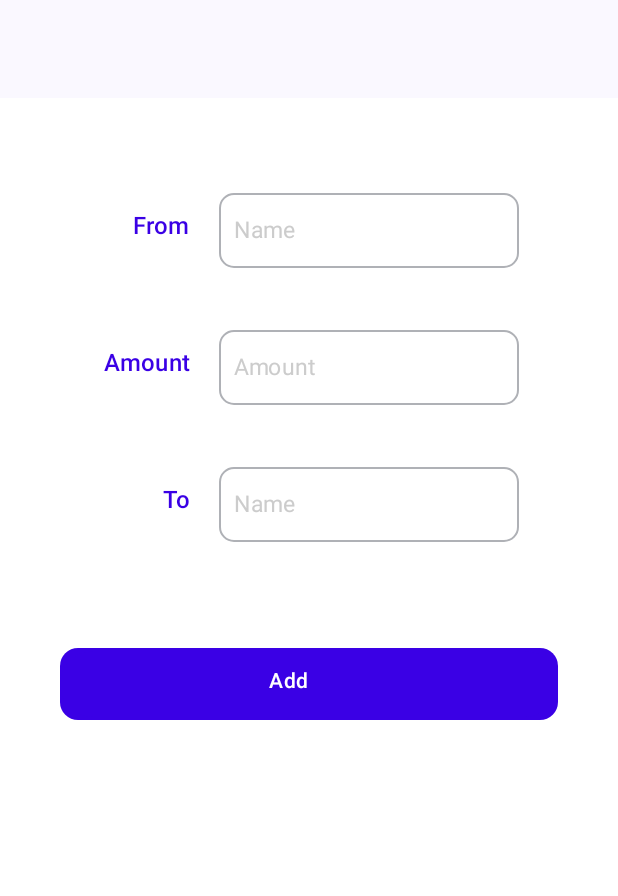
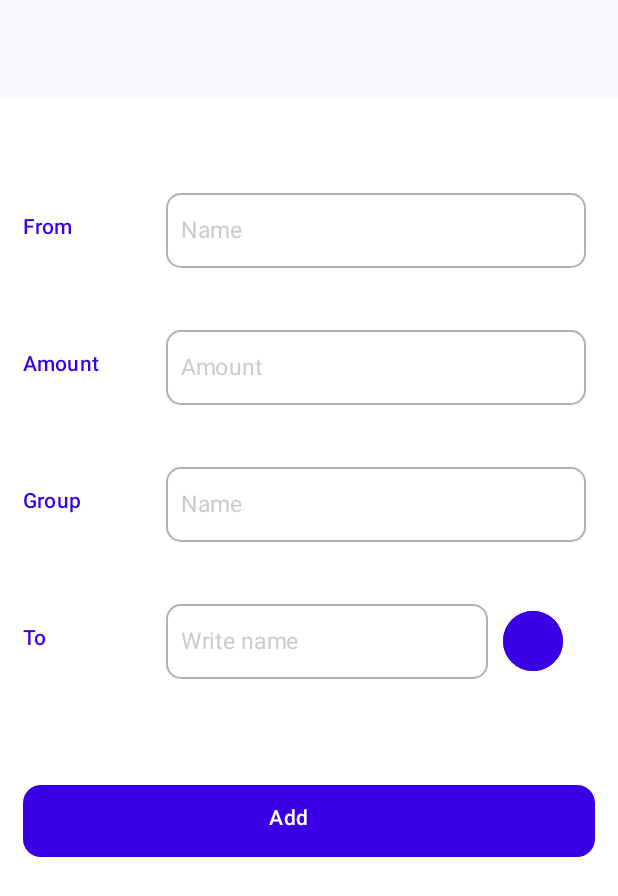
Before and after one commit to saba-ramezani/MyWePay, an Android app built with Jetpack Compose: the composable AddExpenseScreen shown on its own in the app's theme, on a phone screen of 412 x 824 dp. Shown: the top 896 px of the screen. Run offline under Robolectric (Android 15) with nearby library versions, the phone set to English and light mode, and no system bars.

Commit message:
redesigned AddExpenseScreen with new fields (no dropdowns yet)

```diff
--- a/app/src/main/java/com/example/wepay/screens/AddExpenseScreen.kt
+++ b/app/src/main/java/com/example/wepay/screens/AddExpenseScreen.kt
@@ -8,17 +8,24 @@ import androidx.compose.foundation.layout.Box
 import androidx.compose.foundation.layout.Column
 import androidx.compose.foundation.layout.Row
 import androidx.compose.foundation.layout.fillMaxSize
+import androidx.compose.foundation.layout.fillMaxWidth
 import androidx.compose.foundation.layout.height
 import androidx.compose.foundation.layout.padding
+import androidx.compose.foundation.layout.size
 import androidx.compose.foundation.layout.width
+import androidx.compose.foundation.shape.CircleShape
 import androidx.compose.foundation.shape.RoundedCornerShape
 import androidx.compose.foundation.text.BasicTextField
+import androidx.compose.material.icons.Icons
+import androidx.compose.material.icons.filled.Add
+import androidx.compose.material.icons.filled.Delete
+import androidx.compose.material.icons.filled.Person
 import androidx.compose.material3.Button
 import androidx.compose.material3.ButtonDefaults
+import androidx.compose.material3.Icon
 import androidx.compose.material3.Surface
 import androidx.compose.material3.Text
 import androidx.compose.runtime.Composable
-import androidx.compose.runtime.CompositionLocalContext
 import androidx.compose.runtime.getValue
 import androidx.compose.runtime.mutableStateOf
 import androidx.compose.runtime.remember
@@ -26,20 +33,23 @@ import androidx.compose.runtime.setValue
 import androidx.compose.ui.Alignment
 import androidx.compose.ui.Modifier
 import androidx.compose.ui.graphics.Color
+import androidx.compose.ui.graphics.RectangleShape
 import androidx.compose.ui.graphics.SolidColor
 import androidx.compose.ui.text.TextStyle
 import androidx.compose.ui.text.font.FontWeight
 import androidx.compose.ui.text.style.TextAlign
+import androidx.compose.ui.tooling.preview.Preview
 import androidx.compose.ui.unit.dp
 import androidx.compose.ui.unit.sp
 import com.example.wepay.data.DataSource
-
+import java.lang.reflect.Member
 
 
 
 class TextFieldState(){
     var text: String by mutableStateOf("")
 }
+
 
 @Composable
 private fun FromNameTextField(modifier: Modifier = Modifier, FromNameState : TextFieldState = remember { TextFieldState() }) {
@@ -63,7 +73,7 @@ private fun FromNameTextField(modifier: Modifier = Modifier, FromNameState : Tex
         decorationBox = { innerTextField ->
             Box(
                 modifier = Modifier
-                    .width(200.dp)
+                    .width(280.dp)
                     .height(50.dp)
                     .background(color = Color.White)
                     .border(
@@ -94,18 +104,24 @@ private fun FromNameField(modifier: Modifier = Modifier, FromNameState : TextFie
         horizontalArrangement = Arrangement.spacedBy(0.dp, Alignment.CenterHorizontally),
         verticalAlignment = Alignment.CenterVertically,
         modifier = Modifier
-            .width(448.dp)
+            .fillMaxWidth()
             .height(76.dp)
     ) {
         Column(
-            verticalArrangement = Arrangement.spacedBy(15.dp, Alignment.Top),
-            horizontalAlignment = Alignment.End,
+            verticalArrangement = Arrangement.spacedBy(15.dp, Alignment.CenterVertically),
+            horizontalAlignment = Alignment.Start,
+            modifier = Modifier
+                .fillMaxWidth(0.25F)
+                .height(76.dp)
         ) {
             FieldTitle(title = "From")
         }
         Column(
-            verticalArrangement = Arrangement.spacedBy(15.dp, Alignment.Top),
-            horizontalAlignment = Alignment.End,
+            verticalArrangement = Arrangement.spacedBy(15.dp, Alignment.CenterVertically),
+            horizontalAlignment = Alignment.Start,
+            modifier = Modifier
+                .fillMaxWidth()
+                .height(76.dp)
         ) {
             FromNameTextField(FromNameState = FromNameState)
         }
@@ -134,7 +150,7 @@ private fun AmountTextField(modifier: Modifier = Modifier, AmountState : TextFie
         decorationBox = { innerTextField ->
             Box(
                 modifier = Modifier
-                    .width(200.dp)
+                    .width(280.dp)
                     .height(50.dp)
                     .background(color = Color.White)
                     .border(
@@ -159,36 +175,44 @@ private fun AmountTextField(modifier: Modifier = Modifier, AmountState : TextFie
 
 }
 
+
 @Composable
 private fun AmountField(modifier: Modifier = Modifier, AmountState : TextFieldState = remember { TextFieldState() }) {
     Row(
         horizontalArrangement = Arrangement.spacedBy(0.dp, Alignment.CenterHorizontally),
         verticalAlignment = Alignment.CenterVertically,
         modifier = Modifier
-            .width(448.dp)
+            .fillMaxWidth()
             .height(76.dp)
     ) {
         Column(
-            verticalArrangement = Arrangement.spacedBy(15.dp, Alignment.Top),
+            verticalArrangement = Arrangement.spacedBy(15.dp, Alignment.CenterVertically),
             horizontalAlignment = Alignment.End,
+            modifier = Modifier
+                .height(76.dp)
+                .fillMaxWidth(0.25F)
         ) {
             FieldTitle(title = "Amount")
         }
         Column(
-            verticalArrangement = Arrangement.spacedBy(15.dp, Alignment.Top),
-            horizontalAlignment = Alignment.End,
+            verticalArrangement = Arrangement.spacedBy(15.dp, Alignment.CenterVertically),
+            horizontalAlignment = Alignment.Start,
+            modifier = Modifier
+                .height(76.dp)
+                .fillMaxWidth()
         ) {
             AmountTextField(AmountState = AmountState)
         }
     }
 }
 
+
 @Composable
-private fun CurrencyTextField(modifier: Modifier = Modifier, CurrencyState : TextFieldState = remember { TextFieldState() }) {
+private fun GroupNameTextField(modifier: Modifier = Modifier, GroupNameState : TextFieldState = remember { TextFieldState() }) {
     BasicTextField(
-        value = CurrencyState.text,
+        value = GroupNameState.text,
         onValueChange = {
-            CurrencyState.text = it
+            GroupNameState.text = it
 
         },
         maxLines = 1,
@@ -205,7 +229,7 @@ private fun CurrencyTextField(modifier: Modifier = Modifier, CurrencyState : Tex
         decorationBox = { innerTextField ->
             Box(
                 modifier = Modifier
-                    .width(200.dp)
+                    .width(280.dp)
                     .height(50.dp)
                     .background(color = Color.White)
                     .border(
@@ -215,9 +239,9 @@ private fun CurrencyTextField(modifier: Modifier = Modifier, CurrencyState : Tex
                     )
                     .padding(start = 10.dp, top = 12.5.dp, bottom = 12.5.dp, end = 10.dp)
             ) {
-                if (CurrencyState.text.isEmpty()) {
+                if (GroupNameState.text.isEmpty()) {
                     Text(
-                        text = "Currency",
+                        text = "Name",
                         fontSize = 15.sp,
                         fontWeight = FontWeight.Normal,
                         color = Color.LightGray
@@ -231,37 +255,76 @@ private fun CurrencyTextField(modifier: Modifier = Modifier, CurrencyState : Tex
 }
 
 @Composable
-private fun CurrencyField(modifier: Modifier = Modifier, CurrencyState : TextFieldState = remember { TextFieldState() }) {
+private fun GroupNameField(modifier: Modifier = Modifier, GroupNameState : TextFieldState = remember { TextFieldState() }) {
     Row(
         horizontalArrangement = Arrangement.spacedBy(0.dp, Alignment.CenterHorizontally),
         verticalAlignment = Alignment.CenterVertically,
         modifier = Modifier
-            .width(448.dp)
+            .fillMaxWidth()
             .height(76.dp)
     ) {
         Column(
-            verticalArrangement = Arrangement.spacedBy(15.dp, Alignment.Top),
-            horizontalAlignment = Alignment.End,
+            verticalArrangement = Arrangement.spacedBy(15.dp, Alignment.CenterVertically),
+            horizontalAlignment = Alignment.Start,
+            modifier = Modifier
+                .fillMaxWidth(0.25F)
+                .height(76.dp)
         ) {
-            FieldTitle(title = "Currency")
+            FieldTitle(title = "Group")
         }
         Column(
-            verticalArrangement = Arrangement.spacedBy(15.dp, Alignment.Top),
-            horizontalAlignment = Alignment.End,
+            verticalArrangement = Arrangement.spacedBy(15.dp, Alignment.CenterVertically),
+            horizontalAlignment = Alignment.Start,
+            modifier = Modifier
+                .fillMaxWidth()
+                .height(76.dp)
         ) {
-            CurrencyTextField(CurrencyState = CurrencyState)
+            GroupNameTextField(GroupNameState = GroupNameState)
+        }
+    }
+}
+
+@Composable
+private fun AddMemberButton(modifier: Modifier = Modifier, onClick: () -> Unit) {
+    Button(
+        onClick = onClick,
+        colors = ButtonDefaults.buttonColors(containerColor = Color(0xFF3A00E5)),
+        modifier = Modifier
+            .border(
+                width = 1.dp,
+                color = Color(0xFF3A00E5),
+                shape = CircleShape
+            )
+            .width(40.dp)
+            .height(40.dp)
+            .padding(0.dp)
+            .background(color = Color.White)
+    ) {
+        Row(
+            verticalAlignment = Alignment.CenterVertically,
+            modifier = Modifier
+                .background(color = Color.White)
+                .size(40.dp)
+        ) {
+            Icon(
+                imageVector = Icons.Default.Add,
+                tint = Color.White,
+                contentDescription = "Navigation Icon",
+                modifier = Modifier
+                    .height(40.dp)
+                    .width(40.dp)
+            )
         }
     }
 }
 
 
 @Composable
-private fun ToNameTextField(modifier: Modifier = Modifier, ToNameState : TextFieldState = remember { TextFieldState() }) {
+private fun MemberNameTextField(modifier: Modifier = Modifier, MemberNameState : TextFieldState = remember { TextFieldState() }) {
     BasicTextField(
-        value = ToNameState.text,
+        value = MemberNameState.text,
         onValueChange = {
-            ToNameState.text = it
-
+            MemberNameState.text = it
 
         },
         maxLines = 1,
@@ -278,7 +341,7 @@ private fun ToNameTextField(modifier: Modifier = Modifier, ToNameState : TextFie
         decorationBox = { innerTextField ->
             Box(
                 modifier = Modifier
-                    .width(200.dp)
+                    .fillMaxWidth()
                     .height(50.dp)
                     .background(color = Color.White)
                     .border(
@@ -288,9 +351,9 @@ private fun ToNameTextField(modifier: Modifier = Modifier, ToNameState : TextFie
                     )
                     .padding(start = 10.dp, top = 12.5.dp, bottom = 12.5.dp, end = 10.dp)
             ) {
-                if (ToNameState.text.isEmpty()) {
+                if (MemberNameState.text.isEmpty()) {
                     Text(
-                        text = "Name",
+                        text = "Write name",
                         fontSize = 15.sp,
                         fontWeight = FontWeight.Normal,
                         color = Color.LightGray
@@ -304,45 +367,120 @@ private fun ToNameTextField(modifier: Modifier = Modifier, ToNameState : TextFie
 }
 
 @Composable
-private fun ToNameField(modifier: Modifier = Modifier, ToNameState : TextFieldState = remember { TextFieldState() }) {
+private fun MemberNameField(modifier: Modifier = Modifier) {
+
+    var MemberNameFields by remember { mutableStateOf(listOf(TextFieldState())) }
+    var userInputs by remember { mutableStateOf(listOf<String>()) }
+
     Row(
         horizontalArrangement = Arrangement.spacedBy(0.dp, Alignment.CenterHorizontally),
         verticalAlignment = Alignment.CenterVertically,
         modifier = Modifier
-            .width(448.dp)
+            .fillMaxWidth()
             .height(76.dp)
     ) {
         Column(
-            verticalArrangement = Arrangement.spacedBy(15.dp, Alignment.Top),
-            horizontalAlignment = Alignment.End,
+            verticalArrangement = Arrangement.spacedBy(15.dp, Alignment.CenterVertically),
+            horizontalAlignment = Alignment.Start,
+            modifier = Modifier
+                .height(76.dp)
+                .fillMaxWidth(0.25F)
         ) {
             FieldTitle(title = "To")
         }
-        Column(
-            verticalArrangement = Arrangement.spacedBy(15.dp, Alignment.Top),
-            horizontalAlignment = Alignment.End,
+        Row(
+            horizontalArrangement = Arrangement.spacedBy(10.dp, Alignment.Start),
+            verticalAlignment = Alignment.CenterVertically,
+            modifier = Modifier
+                .fillMaxWidth()
+                .height(76.dp)
         ) {
-            ToNameTextField(ToNameState = ToNameState)
+            Column(
+                verticalArrangement = Arrangement.spacedBy(15.dp, Alignment.Top),
+                horizontalAlignment = Alignment.Start,
+                modifier = Modifier
+                    .fillMaxWidth(0.75F)
+            ) {
+                MemberNameTextField(MemberNameState = MemberNameFields.lastOrNull() ?: TextFieldState())
+            }
+            Column(
+                verticalArrangement = Arrangement.spacedBy(15.dp, Alignment.Top),
+                horizontalAlignment = Alignment.Start,
+                modifier = Modifier
+                    .fillMaxWidth()
+            ) {
+                AddMemberButton(onClick = {
+                    val newUserInput = MemberNameFields.lastOrNull()?.text.orEmpty()
+                    if (newUserInput != "") {
+                        userInputs = userInputs.toMutableList() + newUserInput
+                        MemberNameFields = MemberNameFields.toMutableList() + TextFieldState()
+                    }
+                })
+            }
         }
+
+    }
+
+
+    userInputs.forEach { userInput ->
+        Row(
+            horizontalArrangement = Arrangement.spacedBy(10.dp, Alignment.CenterHorizontally),
+            verticalAlignment = Alignment.CenterVertically,
+            modifier = Modifier
+                .fillMaxWidth()
+                .height(40.dp)
+                .background(color = Color.White)
+        ) {
+            Icon(
+                imageVector = Icons.Default.Person,
+                tint = Color.Black,
+                contentDescription = "Navigation Icon",
+                modifier = Modifier
+                    .height(20.dp)
+                    .width(20.dp)
+            )
+            Text(
+                text = userInput,
+                fontSize = 15.sp,
+                fontWeight = FontWeight.Normal,
+                color = Color.Black,
+                modifier = Modifier
+                    .fillMaxWidth(0.7F)
+                    .height(30.dp)
+                    .background(color = Color.White)
+                    .border(width = 1.dp, color = Color.Black, shape = RectangleShape)
+                    .padding(start = 10.dp, top = 4.dp)
+
+            )
+            Icon(
+                imageVector = Icons.Default.Delete,
+                tint = Color.Black,
+                contentDescription = "Navigation Icon",
+                modifier = Modifier
+                    .height(20.dp)
+                    .width(20.dp)
+            )
+        }
+
     }
 }
 
 
 @Composable
+@Preview
 private fun AddExpenseForm(
     modifier: Modifier = Modifier,
     FromNameState : TextFieldState = remember { TextFieldState()},
-    AmountState : TextFieldState = remember { TextFieldState()} ,
-    CurrencyState : TextFieldState = remember { TextFieldState()},
-    ToNameState : TextFieldState = remember { TextFieldState() }) {
+    AmountState : TextFieldState = remember { TextFieldState()},
+    GroupNameState : TextFieldState = remember { TextFieldState()}) {
     Column(
         verticalArrangement = Arrangement.spacedBy(15.dp, Alignment.Top),
         horizontalAlignment = Alignment.End,
     ) {
         FromNameField(FromNameState = FromNameState)
         AmountField(AmountState = AmountState)
-        //CurrencyField(CurrencyState = CurrencyState)
-        ToNameField(ToNameState = ToNameState)
+        GroupNameField(GroupNameState = GroupNameState)
+        MemberNameField()
     }
 }
 
@@ -382,16 +520,16 @@ private fun FieldTitle(modifier: Modifier = Modifier, title: String) {
 
         // label large
         style = TextStyle(
-            fontSize = 16.sp,
-            lineHeight = 24.sp,
+            fontSize = 14.sp,
+            lineHeight = 17.sp,
             fontWeight = FontWeight(500),
             color = Color(0xFF3A00E5),
             letterSpacing = 0.2.sp,
-            textAlign = TextAlign.End
+            textAlign = TextAlign.Start
         ),
         modifier = Modifier
-            .height(24.dp)
-            .width(80.dp)
+            .height(20.dp)
+            .fillMaxWidth()
             .padding(end = 20.dp)
     )
 }
@@ -404,51 +542,43 @@ private fun FieldTitle(modifier: Modifier = Modifier, title: String) {
 fun AddExpenseScreen(
     modifier: Modifier = Modifier,
     onAddClick: () -> Unit,
-    ) {
-    var fromNameState = remember { TextFieldState() }
-    var amountState = remember { TextFieldState() }
-    var currencyState = remember { TextFieldState() }
-    var toNameState = remember { TextFieldState() }
+) {
+    var FromNameState = remember { TextFieldState() }
+    var AmountState = remember { TextFieldState() }
 
-
-    // Function to store data in SharedPreferences
-    /*fun storeDataInPreferences(applicationContext: Context, key: String, value: String) {
-        val sharedPreferences = applicationContext.getSharedPreferences("ExpensePreferences", Context.MODE_PRIVATE)
-        val editor = sharedPreferences.edit()
-        editor.putString(key, value)
-        editor.apply()
-    }*/
 
 
 
 
     Surface(
-        modifier = Modifier.fillMaxSize().padding(top = 65.dp).background(color = Color.White),
+        modifier = Modifier
+            .fillMaxSize()
+            .padding(top = 65.dp)
+            .background(color = Color.White),
         color = Color.White,
     ) {
         Column(
             verticalArrangement = Arrangement.spacedBy(60.dp, Alignment.Top),
             horizontalAlignment = Alignment.Start,
             modifier = Modifier
-                .padding(start = 40.dp, top = 50.dp, bottom = 15.dp, end = 40.dp)
+                .padding(start = 15.dp, top = 50.dp, bottom = 15.dp, end = 15.dp)
                 .background(color = Color.White)
                 .fillMaxSize(),
 
             ) {
-            AddExpenseForm(FromNameState = fromNameState, AmountState = amountState, CurrencyState = currencyState, ToNameState = toNameState)
+            AddExpenseForm(FromNameState = FromNameState, AmountState = AmountState)
             AddExpenseButton {
                 // Call the onAddClick callback if provided
 
-                if (fromNameState.text == "" || toNameState.text == "" || amountState.text == "") {
-                    onAddClick()
+                /*if (fromNameState.text == "" || toNameState.text == "" || amountState.text == "") {
+                    onAddGroupClick()
                 } else {
-                    DataSource().addExpense(fromNameState.text + " to " + toNameState.text, amountState.text.toInt(), 0)
-                    onAddClick()
-                }
+                    //DataSource().addExpense(fromNameState.text + " to " + toNameState.text, amountState.text.toInt(), 0)
+                    onAddGroupClick()
+                }*/
 
+                onAddClick()
 
-                // Store fromNameState.text in SharedPreferences
-                //storeDataInPreferences(applicationContext, "fromName", fromNameState.text)
             }
         }
     }
--- a/app/src/main/java/com/example/wepay/screens/AddGroupeScreen.kt
+++ b/app/src/main/java/com/example/wepay/screens/AddGroupeScreen.kt
@@ -384,7 +384,6 @@ private fun MemberNameField(modifier: Modifier = Modifier) {
 
 
 @Composable
-@Preview
 private fun CreateGroupForm(
     modifier: Modifier = Modifier,
     GroupNameState : TextFieldState = remember { TextFieldState()},
```
